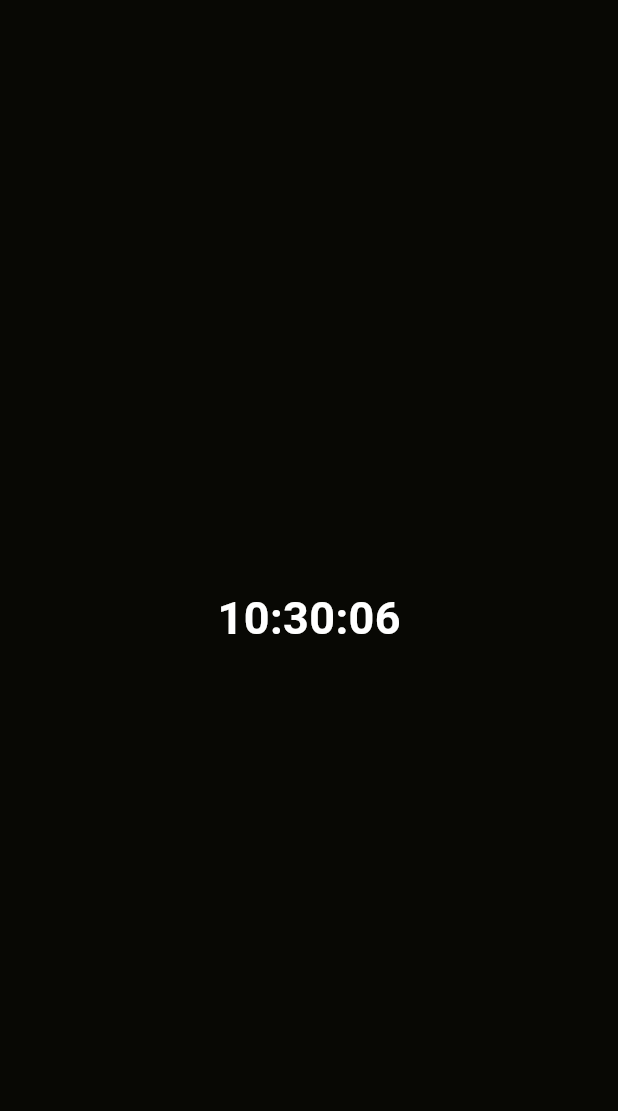
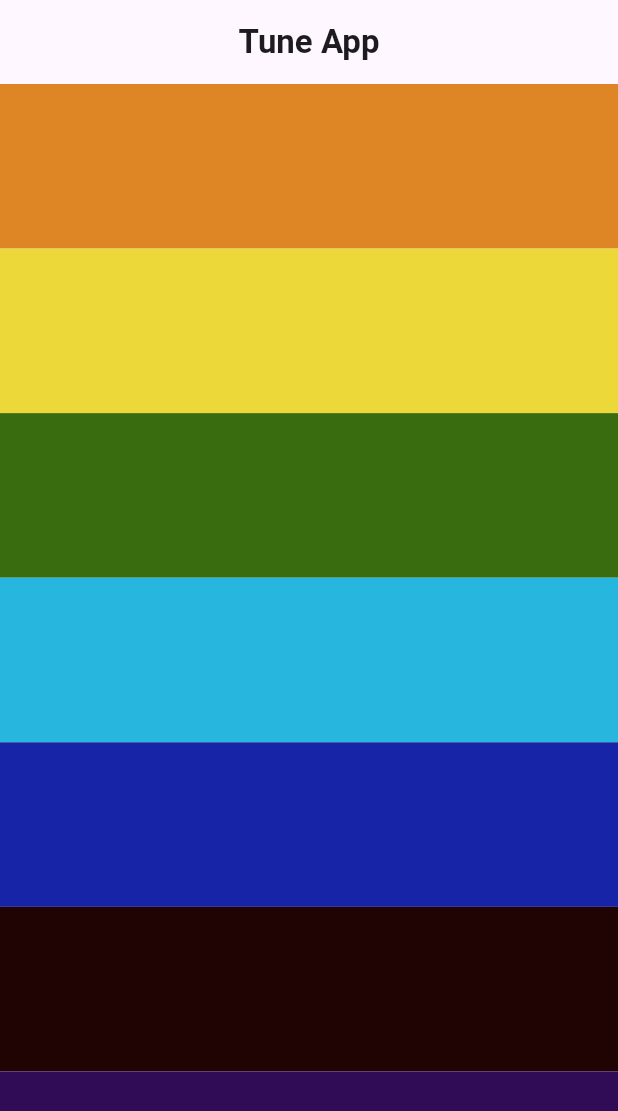
Before and after one commit to Riyam224/timer_app_flutter, a Flutter app: the screen it shows after launch, on a phone screen of 412 x 824 dp. Shown: the top 1111 px of the screen. Run offline on Flutter 3.47's test engine with Material 3 defaults, Android fonts, the light colour scheme and no system bars; our stand-ins replace audioplayers.

Commit message:
add color and sounds to tune app and make colorful page with sound

```diff
--- a/lib/views/home_view.dart
+++ b/lib/views/home_view.dart
@@ -1,62 +1,79 @@
-// ignore_for_file: prefer_const_constructors
+import 'package:flutter/material.dart';
+import 'package:audioplayers/audioplayers.dart';
 
-import 'dart:async';
-import 'package:flutter/material.dart';
-
-class HomeView extends StatefulWidget {
+class HomeView extends StatelessWidget {
   const HomeView({super.key});
 
   @override
-  State<HomeView> createState() => _HomeViewState();
+  Widget build(BuildContext context) {
+    return Scaffold(
+        appBar: AppBar(
+          title: const Text(
+            'Tune App',
+            style: TextStyle(
+              fontWeight: FontWeight.bold,
+            ),
+          ),
+          centerTitle: true,
+        ),
+        body: Column(
+          children: [
+            ColorWidget(
+              color: Color.fromARGB(255, 222, 133, 38),
+              sound: 'sounds/note1.wav',
+            ),
+            ColorWidget(
+              color: Color.fromARGB(255, 237, 216, 57),
+              sound: 'sounds/note2.wav',
+            ),
+            ColorWidget(
+              color: Color.fromARGB(255, 57, 108, 14),
+              sound: 'sounds/note3.wav',
+            ),
+            ColorWidget(
+              color: Color.fromARGB(255, 38, 182, 222),
+              sound: 'sounds/note4.wav',
+            ),
+            ColorWidget(
+              color: Color.fromARGB(255, 23, 36, 168),
+              sound: 'sounds/note5.wav',
+            ),
+            ColorWidget(
+              color: Color.fromARGB(255, 32, 3, 3),
+              sound: 'sounds/note6.wav',
+            ),
+            ColorWidget(
+              color: Color.fromARGB(255, 48, 12, 87),
+              sound: 'sounds/note7.wav',
+            ),
+          ],
+        ));
+  }
 }
+// todo category widget
 
-class _HomeViewState extends State<HomeView> {
-  // todo
-  var currentTime;
-  @override
-  // todo
-  void initState() {
-    super.initState();
-    // todo timer
+class ColorWidget extends StatelessWidget {
+  ColorWidget({super.key, required this.color, required this.sound});
 
-    Timer.periodic(Duration(seconds: 1), (timer) {
-      updateTime();
-    });
-  }
-  // todo
+  Color color;
+  String sound;
 
-  void updateTime() {
-    // todo current date
-    // var now = DateTime.now();
-    // var format = DateFormat.jms().format(now);
-    setState(() {
-      currentTime = DateTime.now().toString().substring(11, 19);
-      // currentTime = format.toString().substring(11, 19);
-    });
-  }
-
-  // todo
   @override
   Widget build(BuildContext context) {
-    return Scaffold(
-      backgroundColor: const Color.fromARGB(255, 8, 8, 4),
-      body: Center(
-          child: Text(
-        '$currentTime',
-        style: TextStyle(
-          color: Colors.white,
-          fontSize: 30,
-          fontWeight: FontWeight.bold,
+    return Expanded(
+      child: GestureDetector(
+        onTap: () {
+          final player = AudioPlayer();
+          player.play(
+            AssetSource(sound),
+          );
+        },
+        child: Container(
+          width: double.infinity,
+          height: 90,
+          color: color,
         ),
-      )),
+      ),
     );
   }
 }
-
-class DateFormat {
-  jm() {}
-
-  format(currentTime) {}
-
-  static jms() {}
-}
```
Also changed, not shown: pubspec.yaml (+3 -6 lines), pubspec.lock, 12 other files.
